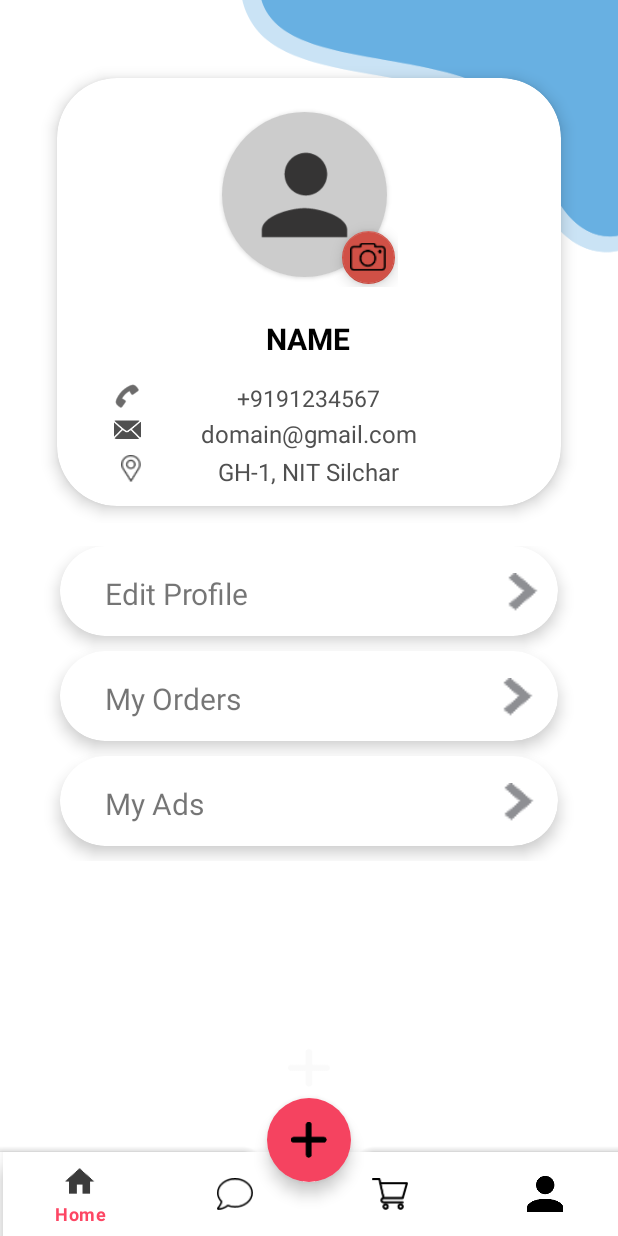
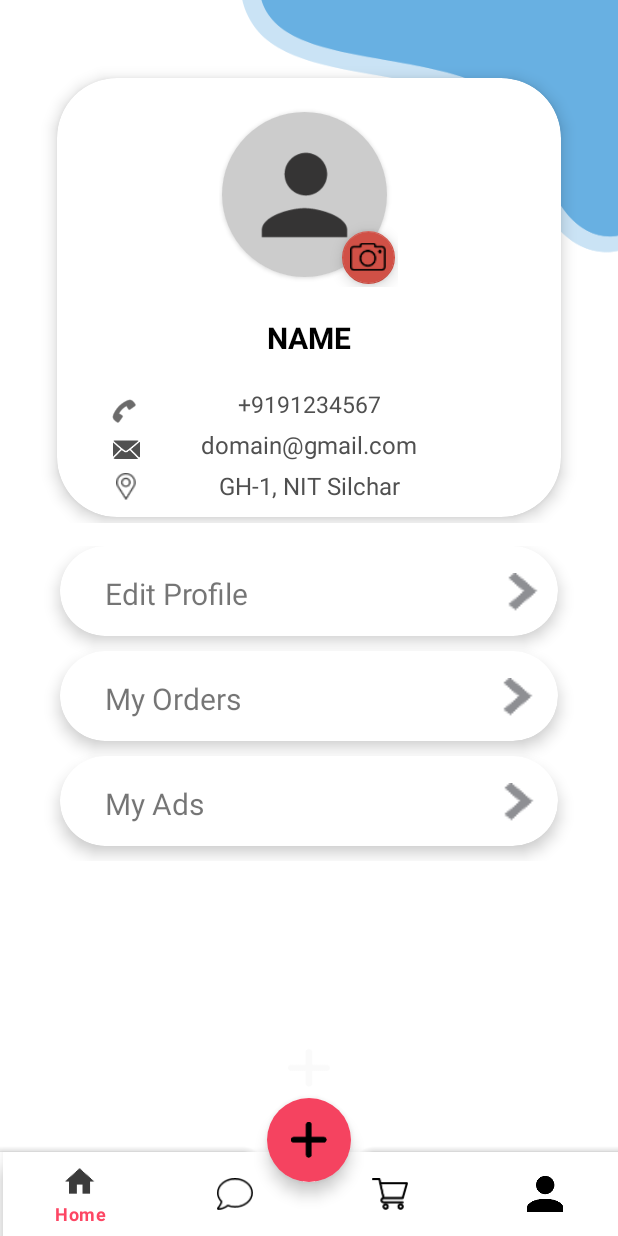
Before and after one commit to elvis902/Easy-Exchange-App, an Android app: the fragment ProfileFragment placed in its activity, on a phone screen of 412 x 824 dp. Run offline under Robolectric (Android 15) with nearby library versions, the phone set to English and light mode, and no system bars; our stand-ins replace Firebase (no records; nobody signed in at launch, a user with empty details on screens opened directly).

Commit message:
profile page ui done

```diff
--- a/app/src/main/res/layout/fragment_profile.xml
+++ b/app/src/main/res/layout/fragment_profile.xml
@@ -1,11 +1,12 @@
 <?xml version="1.0" encoding="utf-8"?>
 <FrameLayout xmlns:android="http://schemas.android.com/apk/res/android"
+    xmlns:app="http://schemas.android.com/apk/res-auto"
     xmlns:tools="http://schemas.android.com/tools"
     android:layout_width="match_parent"
     android:layout_height="match_parent"
     tools:context=".Fragments.ProfileFragment">
 
-    <androidx.constraintlayout.widget.ConstraintLayout xmlns:app="http://schemas.android.com/apk/res-auto"
+    <androidx.constraintlayout.widget.ConstraintLayout
         android:layout_width="match_parent"
         android:layout_height="match_parent"
         android:background="@drawable/profile_page"
@@ -33,6 +34,10 @@
                 android:layout_marginBottom="0dp"
                 app:cardCornerRadius="40dp"
                 app:cardElevation="6dp">
+                <LinearLayout
+                    android:layout_width="match_parent"
+                    android:layout_height="match_parent"
+                    android:orientation="vertical">
 
                     <androidx.constraintlayout.widget.ConstraintLayout
                         android:layout_width="119dp"
@@ -86,12 +91,77 @@
 
                     </androidx.constraintlayout.widget.ConstraintLayout>
 
-                <RelativeLayout
-                    android:layout_width="268dp"
-                    android:layout_height="match_parent"
+                    <androidx.constraintlayout.widget.ConstraintLayout
+                        android:layout_width="match_parent"
+                        android:layout_height="wrap_content">
+
+                        <TextView
+                            android:id="@+id/phone_no"
+                            android:layout_width="wrap_content"
+                            android:layout_height="wrap_content"
+                            android:layout_below="@id/name"
+                            android:layout_centerHorizontal="true"
                             android:layout_gravity="center_horizontal"
-                    android:layout_marginTop="20dp"
-                    android:layout_marginBottom="12dp">
+                            android:layout_marginTop="10dp"
+                            android:text="@string/_9191234567"
+                            android:textAlignment="center"
+                            android:textColor="#505050"
+                            android:textSize="15sp"
+                            app:layout_constraintBottom_toTopOf="@id/email_id"
+                            app:layout_constraintEnd_toEndOf="parent"
+                            app:layout_constraintStart_toStartOf="parent"
+                            app:layout_constraintTop_toBottomOf="@+id/name" />
+
+                        <ImageView
+                            android:id="@+id/call_icon"
+                            android:layout_width="20dp"
+                            android:layout_height="20dp"
+                            android:layout_alignParentTop="true"
+                            android:layout_marginEnd="64dp"
+                            android:layout_toStartOf="@id/phone_no"
+                            android:contentDescription="TODO"
+                            android:tint="#090808"
+                            app:layout_constraintBottom_toTopOf="@+id/mail_icon"
+                            app:layout_constraintEnd_toStartOf="@+id/phone_no"
+                            app:layout_constraintHorizontal_bias="0.947"
+                            app:layout_constraintStart_toStartOf="parent"
+                            app:layout_constraintTop_toTopOf="parent"
+                            app:layout_constraintVertical_bias="0.893"
+
+                            app:srcCompat="@android:drawable/ic_menu_call" />
+
+                        <ImageView
+                            android:id="@+id/mail_icon"
+                            android:layout_width="20dp"
+                            android:layout_height="18dp"
+                            android:layout_below="@+id/call_icon"
+                            android:layout_toStartOf="@+id/phone_no"
+                            android:contentDescription="TODO"
+                            android:tint="#505050"
+                            app:layout_constraintBottom_toTopOf="@+id/address_icon"
+                            app:layout_constraintEnd_toStartOf="@+id/email_id"
+                            app:layout_constraintHorizontal_bias="0.473"
+                            app:layout_constraintStart_toStartOf="parent"
+                            app:layout_constraintTop_toTopOf="parent"
+                            app:layout_constraintVertical_bias="0.92"
+                            app:srcCompat="@android:drawable/ic_dialog_email" />
+
+                        <ImageView
+                            android:id="@+id/address_icon"
+                            android:layout_width="20dp"
+                            android:layout_height="18dp"
+                            android:layout_below="@+id/email_id"
+                            android:layout_marginBottom="8dp"
+                            android:layout_toStartOf="@+id/address"
+                            android:contentDescription="TODO"
+                            android:tint="#505050"
+                            app:layout_constraintBottom_toBottomOf="parent"
+                            app:layout_constraintEnd_toStartOf="@+id/address"
+                            app:layout_constraintHorizontal_bias="0.409"
+                            app:layout_constraintStart_toStartOf="parent"
+                            app:layout_constraintTop_toTopOf="parent"
+                            app:layout_constraintVertical_bias="0.97"
+                            app:srcCompat="@drawable/placeholder" />
 
                         <TextView
                             android:id="@+id/name"
@@ -100,36 +170,15 @@
                             android:layout_height="wrap_content"
                             android:layout_centerHorizontal="true"
                             android:layout_gravity="center_horizontal"
-                        android:layout_marginTop="140dp"
+                            android:layout_marginBottom="10dp"
                             android:text="@string/name"
                             android:textColor="#000000"
                             android:textSize="20sp"
-                        android:textStyle="bold" />
-
-                    <TextView
-                        android:id="@+id/phone_no"
-                        android:layout_width="wrap_content"
-                        android:layout_height="wrap_content"
-                        android:layout_below="@id/name"
-                        android:layout_centerHorizontal="true"
-                        android:layout_gravity="center_horizontal"
-                        android:layout_marginTop="15dp"
-                        android:text="@string/_9191234567"
-                        android:textColor="#505050"
-                        android:textSize="15sp" />
-
-                    <TextView
-                        android:id="@+id/email_id"
-                        style="@style/Widget.AppCompat.TextView"
-                        android:layout_width="wrap_content"
-                        android:layout_height="wrap_content"
-                        android:layout_below="@id/phone_no"
-                        android:layout_centerHorizontal="true"
-                        android:layout_gravity="center_horizontal"
-                        android:layout_marginTop="2dp"
-                        android:text="@string/domain_gmail_com"
-                        android:textColor="#505050"
-                        android:textSize="16sp" />
+                            android:textStyle="bold"
+                            app:layout_constraintBottom_toTopOf="@+id/phone_no"
+                            app:layout_constraintEnd_toEndOf="parent"
+                            app:layout_constraintStart_toStartOf="parent"
+                            app:layout_constraintTop_toTopOf="parent" />
 
                         <TextView
                             android:id="@+id/address"
@@ -139,49 +188,34 @@
                             android:layout_below="@id/email_id"
                             android:layout_centerHorizontal="true"
                             android:layout_gravity="center_horizontal"
-                        android:layout_marginTop="3dp"
+                            android:layout_marginTop="5dp"
+                            android:layout_marginBottom="10dp"
                             android:text="@string/gh_1_nit_silchar"
+                            android:textAlignment="center"
                             android:textColor="#505050"
-                        android:textSize="16sp" />
+                            android:textSize="16sp"
+                            app:layout_constraintBottom_toBottomOf="parent"
+                            app:layout_constraintEnd_toEndOf="parent"
+                            app:layout_constraintStart_toStartOf="parent"
+                            app:layout_constraintTop_toBottomOf="@+id/email_id" />
 
-                    <ImageView
-                        android:id="@+id/call_icon"
-                        android:layout_width="20dp"
-                        android:layout_height="20dp"
-                        android:layout_alignParentTop="true"
-                        android:layout_marginTop="182dp"
-                        android:layout_marginEnd="63dp"
-                        android:layout_toStartOf="@id/phone_no"
-                        android:contentDescription="TODO"
-                        android:tint="#090808"
-                        app:srcCompat="@android:drawable/ic_menu_call" />
+                        <TextView
+                            android:id="@+id/email_id"
+                            style="@style/Widget.AppCompat.TextView"
+                            android:layout_width="wrap_content"
+                            android:layout_height="wrap_content"
+                            android:layout_marginTop="5dp"
+                            android:text="@string/domain_gmail_com"
+                            android:textAlignment="center"
+                            android:textColor="#505050"
+                            android:textSize="16sp"
+                            app:layout_constraintBottom_toTopOf="@+id/address"
+                            app:layout_constraintEnd_toEndOf="parent"
+                            app:layout_constraintStart_toStartOf="parent"
+                            app:layout_constraintTop_toBottomOf="@+id/phone_no" />
+                    </androidx.constraintlayout.widget.ConstraintLayout>
 
-                    <ImageView
-                        android:id="@+id/mail_icon"
-                        android:layout_width="20dp"
-                        android:layout_height="18dp"
-                        android:layout_below="@+id/call_icon"
-                        android:layout_marginTop="3dp"
-                        android:layout_marginEnd="63dp"
-                        android:layout_toStartOf="@+id/phone_no"
-                        android:contentDescription="TODO"
-                        android:tint="#505050"
-                        app:srcCompat="@android:drawable/ic_dialog_email" />
-
-                    <ImageView
-                        android:id="@+id/address_icon"
-                        android:layout_width="20dp"
-                        android:layout_height="18dp"
-                        android:layout_below="@+id/email_id"
-                        android:layout_marginTop="3dp"
-                        android:layout_marginEnd="48dp"
-                        android:layout_toStartOf="@+id/address"
-                        android:contentDescription="TODO"
-                        android:tint="#505050"
-                        app:srcCompat="@drawable/placeholder" />
-
-
-                </RelativeLayout>
+                </LinearLayout>
 
 
             </androidx.cardview.widget.CardView>
```
Lines whose indentation alone changed are shown as unchanged.
